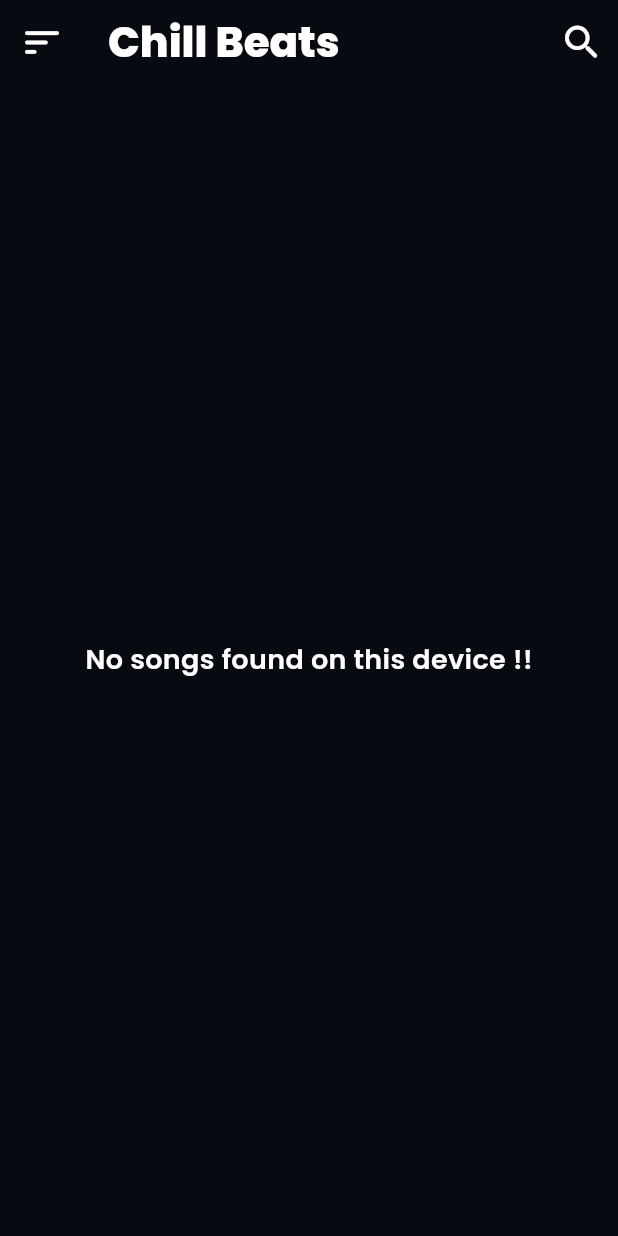
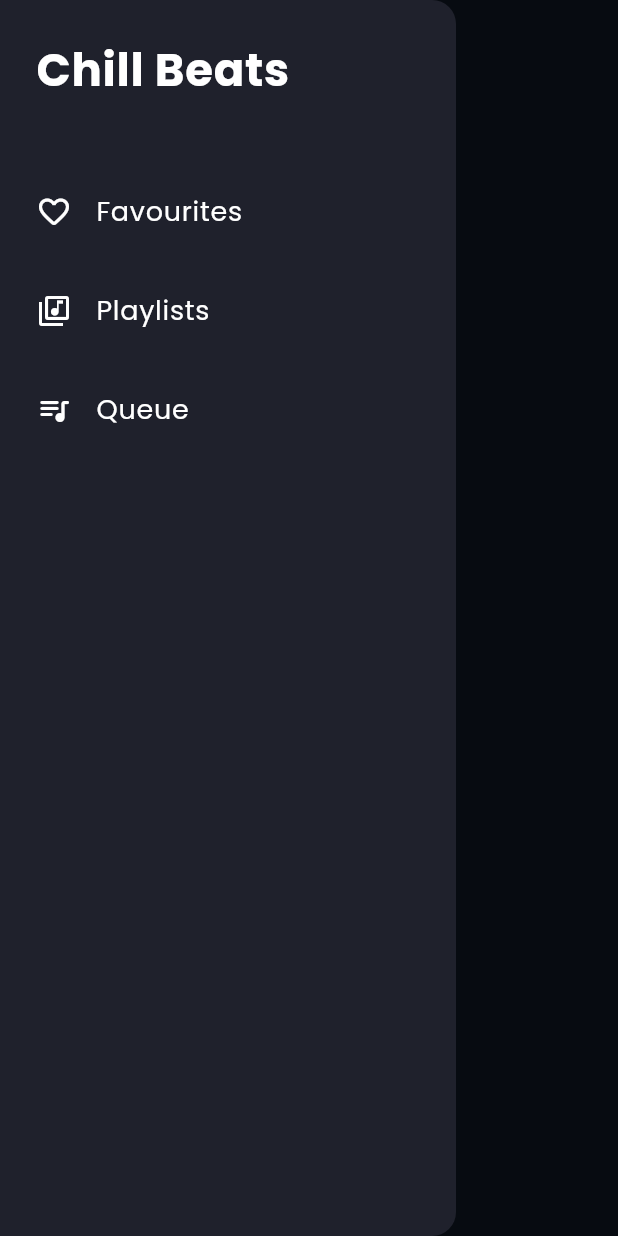
Before and after one commit to dtg-lucifer/chill_beats, a Flutter app: the screen it shows after launch, with the side drawer open (before the commit the screen has no drawer), on a phone screen of 412 x 824 dp. Run offline on Flutter 3.47's test engine with Material 2 defaults, Android fonts, the phone set to English and light mode, and no system bars; our stand-ins replace get, google_fonts, just_audio, on_audio_query, permission_handler.

Commit message:
v 2.0 -prototype

```diff
--- a/lib/main.dart
+++ b/lib/main.dart
@@ -9,6 +9,8 @@ void main() {
 
 class MyApp extends StatelessWidget {
   const MyApp({super.key});
+
+  final bool isOpen = false;
 
   @override
   Widget build(BuildContext context) {
--- a/lib/screens/home.dart
+++ b/lib/screens/home.dart
@@ -4,6 +4,7 @@ import 'package:music_playaer/constants/colors.dart';
 import 'package:music_playaer/constants/text_styles.dart';
 import 'package:music_playaer/controllers/player_controller.dart';
 import 'package:music_playaer/screens/player.dart';
+import 'package:music_playaer/widgets/sidebar.dart';
 import 'package:on_audio_query/on_audio_query.dart';
 
 class Home extends StatelessWidget {
@@ -15,12 +16,10 @@ class Home extends StatelessWidget {
 
     return Scaffold(
       backgroundColor: bgDarkClr,
+      drawerScrimColor: bgDarkClr,
+      drawer: const SideBar(),
       appBar: AppBar(
-          leading: const Icon(
-            Icons.sort_rounded,
-            color: white,
-            size: 30.0,
-          ),
+          iconTheme: const IconThemeData(color: white),
           actions: [
             IconButton(
               onPressed: () {},
@@ -39,7 +38,7 @@ class Home extends StatelessWidget {
             orderType: OrderType.ASC_OR_SMALLER,
             sortType: null,
             uriType: UriType.EXTERNAL),
-        builder: (BuildContext context, AsyncSnapshot snapshot) {
+            builder: (BuildContext context, AsyncSnapshot snapshot) {
           if (snapshot.data == null) {
             return const Center(
               child: CircularProgressIndicator(),
--- a/lib/screens/player.dart
+++ b/lib/screens/player.dart
@@ -92,7 +92,7 @@ class PlayerScreen extends StatelessWidget {
                         () => Row(
                           children: [
                             Text(
-                              controller.position.value,
+                              controller.position.value.substring(2),
                               style: const TextStyle(color: bgDarkClr),
                             ),
                             const SizedBox(
@@ -119,7 +119,7 @@ class PlayerScreen extends StatelessWidget {
                               width: 5.0,
                             ),
                             Text(
-                              controller.duration.value,
+                              controller.duration.value.substring(2),
                               style: const TextStyle(color: bgDarkClr),
                             )
                           ],
--- /dev/null
+++ b/lib/widgets/sidebar.dart
@@ -0,0 +1,119 @@
+import 'package:flutter/material.dart';
+import 'package:get/get.dart';
+import 'package:music_playaer/constants/colors.dart';
+import 'package:music_playaer/screens/favourites.dart';
+import 'package:music_playaer/screens/playlists/listing.dart';
+
+class SideBar extends StatefulWidget {
+  const SideBar({super.key});
+
+  @override
+  State<SideBar> createState() => _SideBarState();
+}
+
+class _SideBarState extends State<SideBar> {
+  @override
+  Widget build(BuildContext context) {
+    return Drawer(
+      backgroundColor: bgColor,
+      child: SafeArea(
+        child: Padding(
+          padding: const EdgeInsets.symmetric(horizontal: 8.0, vertical: 16.0),
+          child: ListView(
+            children: [
+              const ListTile(
+                title: Text(
+                  "Chill Beats",
+                  style: TextStyle(
+                    color: white,
+                    fontSize: 30.0,
+                    fontWeight: FontWeight.bold,
+                  ),
+                ),
+              ),
+              const SizedBox(
+                height: 36,
+              ),
+              ListTile(
+                leading: const Icon(
+                  Icons.favorite_border_rounded,
+                  color: white,
+                ),
+                title: const Text(
+                  "Favourites",
+                  style: TextStyle(
+                    color: white,
+                    fontSize: 18,
+                  ),
+                ),
+                onTap: () {
+                  Get.to(() => const FavouritesScreen());
+                },
+              ),
+              const SizedBox(
+                height: 10.0,
+              ),
+              ListTile(
+                leading: const Icon(
+                  Icons.library_music_outlined,
+                  color: white,
+                ),
+                title: const Text(
+                  "Playlists",
+                  style: TextStyle(
+                    color: white,
+                    fontSize: 18,
+                  ),
+                ),
+                onTap: () {
+                  Get.to(() => const PlaylistListingScreen());
+                },
+              ),
+              const SizedBox(
+                height: 10.0,
+              ),
+              ListTile(
+                leading: const Icon(
+                  Icons.queue_music_rounded,
+                  color: white,
+                ),
+                title: const Text(
+                  "Queue",
+                  style: TextStyle(
+                    color: white,
+                    fontSize: 18,
+                  ),
+                ),
+                onTap: () {
+                  showModalBottomSheet(
+                    context: context,
+                    isDismissible: true,
+                    backgroundColor: bgColor,
+                    builder: (BuildContext ctx) {
+                      return const SizedBox(
+                        height: 400,
+                        width: double.infinity,
+                        child: Padding(
+                          padding: EdgeInsets.all(16.0),
+                          child: Column(
+                            mainAxisAlignment: MainAxisAlignment.start,
+                            children: [
+                              Text(
+                                "Queue here",
+                                style: TextStyle(fontSize: 24.0, color: white),
+                              ),
+                            ],
+                          ),
+                        ),
+                      );
+                    },
+                  );
+                },
+              ),
+            ],
+          ),
+        ),
+      ),
+    );
+  }
+}
```
Also changed, not shown: lib/screens/favourites.dart (added, +36 -0 lines), lib/screens/playlists/listing.dart (added, +61 -0 lines), lib/screens/playlists/playlist.dart (added, +37 -0 lines), 1 other file.
